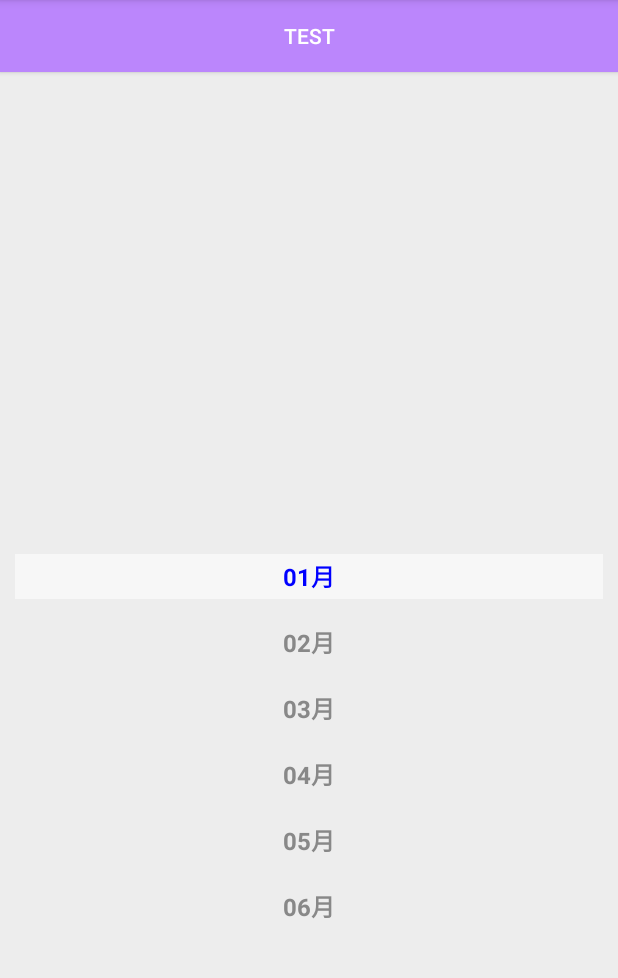
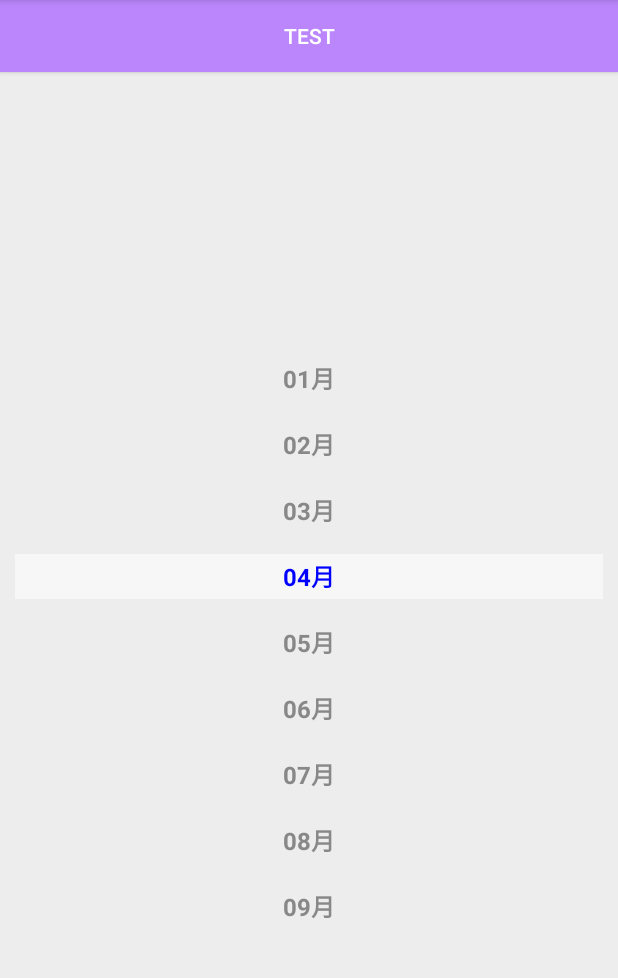
Before and after one commit to jousen/jwheel, an Android app: the screen it shows after launch (MainActivity), on a phone screen of 412 x 824 dp, the part 84-1062 px from its top. Run offline under Robolectric (Android 15) with nearby library versions, the light colour scheme and no system bars.

Commit message:
version 2.3 fix init position sometimes not correct

```diff
--- a/app/build.gradle
+++ b/app/build.gradle
@@ -35,6 +35,6 @@ dependencies {
     testImplementation 'junit:junit:4.13.2'
     androidTestImplementation 'androidx.test.ext:junit:1.1.2'
     androidTestImplementation 'androidx.test.espresso:espresso-core:3.3.0'
-//    implementation 'com.github.jousen:jwheel:2.1'
+//    implementation 'com.github.jousen:jwheel:2.3'
     implementation project(path: ':jwheel')
 }
--- a/app/src/main/java/com/jousen/plugin/jwheel/MainActivity.java
+++ b/app/src/main/java/com/jousen/plugin/jwheel/MainActivity.java
@@ -22,13 +22,11 @@ public class MainActivity extends AppCompatActivity {
         //设置非选中文本的样式
         wheelView.setUnSelectTextStyle(16, Color.GRAY);
         //设置内容
-        wheelView.setData(getMonthData());
+        wheelView.setData(getMonthData(), 3);
         //监听选中内容
         wheelView.setOnSelectListener((position, data) -> Log.e("Select Position:", position + "|" + data));
-        //若默认选中8点，则应该为 8 - 1（数组首位）
-        findViewById(R.id.button).setOnClickListener(v -> {
-            wheelView.setSelectItem(8-1);
-        });
+        //若默认选中8点，则position应该为 8 - 1（数组首位）
+        findViewById(R.id.button).setOnClickListener(v -> wheelView.setSelectItem(8 - 1));
     }
 
     public List<String> getMonthData() {
--- a/jwheel/build.gradle
+++ b/jwheel/build.gradle
@@ -12,8 +12,8 @@ android {
     defaultConfig {
         minSdkVersion 21
         targetSdkVersion 30
-        versionCode 21
-        versionName "2.1"
+        versionCode 23
+        versionName "2.3"
 
         testInstrumentationRunner "androidx.test.runner.AndroidJUnitRunner"
         consumerProguardFiles "consumer-rules.pro"
--- a/jwheel/src/main/java/com/jousen/plugin/jwheel/WheelView.java
+++ b/jwheel/src/main/java/com/jousen/plugin/jwheel/WheelView.java
@@ -2,6 +2,7 @@ package com.jousen.plugin.jwheel;
 
 import android.content.Context;
 import android.util.AttributeSet;
+import android.view.ViewTreeObserver;
 
 import androidx.annotation.NonNull;
 import androidx.annotation.Nullable;
@@ -15,8 +16,10 @@ public class WheelView extends RecyclerView {
     private final LinearLayoutManager linearLayoutManager;
     private final WheelAdapter wheelAdapter;
     private OnSelectListener onSelectListener;
-    private int lastSelect = -1;
-    private int itemHeight = 0;
+    private int initPosition = -1;//初始位置
+    private int itemCount = 0;//控件数量
+    private int itemHeight = 0;//控件高度
+    private int lastSelect = -1;//上次选择的item，相同item不再回调
 
     public WheelView(@NonNull Context context) {
         this(context, null);
@@ -38,11 +41,21 @@ public class WheelView extends RecyclerView {
         setHasFixedSize(true);
         setLayoutManager(linearLayoutManager);
 
-        post(() -> {
-            int height = this.getMeasuredHeight();
-            itemHeight = height / this.getChildCount();
-            int padding = (height - itemHeight) / 2;
-            WheelView.this.setPadding(0, padding, 0, padding);
+        getViewTreeObserver().addOnGlobalLayoutListener(new ViewTreeObserver.OnGlobalLayoutListener() {
+            @Override
+            public void onGlobalLayout() {
+                getViewTreeObserver().removeOnGlobalLayoutListener(this);
+                int height = getMeasuredHeight();
+                itemCount = getChildCount();
+                itemHeight = height / itemCount;
+                int padding = (height - itemHeight) / 2;
+                WheelView.this.setPadding(0, padding, 0, padding);
+                //若有初始选择的item，则滑动过去
+                if (initPosition > 0 && initPosition <= itemCount) {
+                    scrollToPosition(initPosition - 1);
+                    smoothScrollBy(0, itemHeight);
+                }
+            }
         });
     }
 
@@ -55,9 +68,20 @@ public class WheelView extends RecyclerView {
     }
 
     public void setData(List<String> items) {
+        setData(items, 0);
+    }
+
+    public void setData(List<String> items, int initPosition) {
         wheelAdapter.setData(items);
-        if (items.size() > 0) {
-            smoothScrollToPosition(0);
+        int size = items.size();
+        if (size > 0 && initPosition <= size) {
+            //初始设定位置小于3，直接平滑滚动过去
+            if (initPosition < 3) {
+                smoothScrollToPosition(initPosition);
+                return;
+            }
+            scrollToPosition(initPosition - 1);
+            smoothScrollToPosition(initPosition);
         }
     }
 
@@ -67,6 +91,10 @@ public class WheelView extends RecyclerView {
         }
         if (position == 0) {
             smoothScrollToPosition(0);
+            return;
+        }
+        if (itemHeight <= 0) {
+            initPosition = position;
             return;
         }
         scrollToPosition(position - 1);
```
Also changed, not shown: 1 other file.
